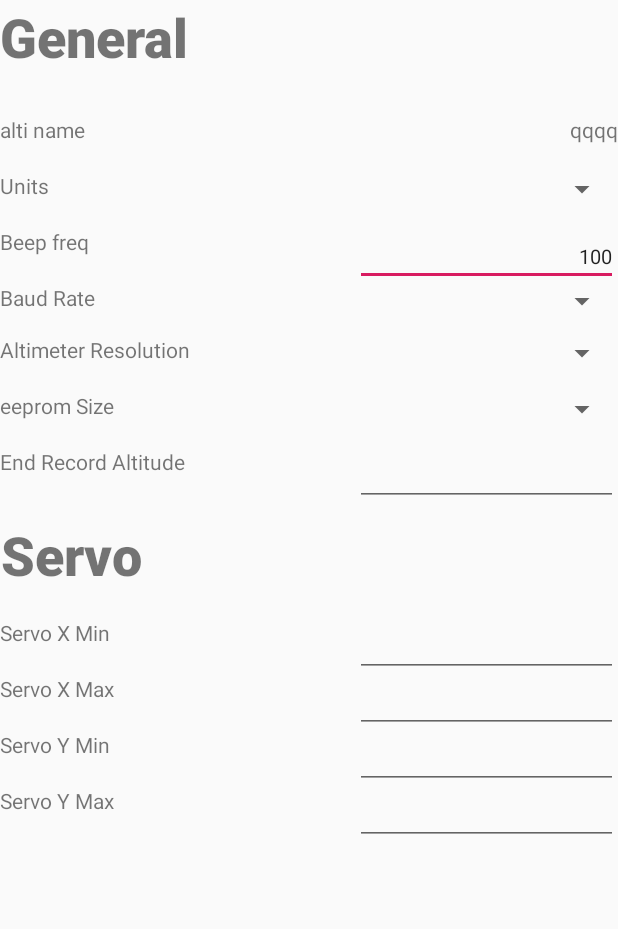
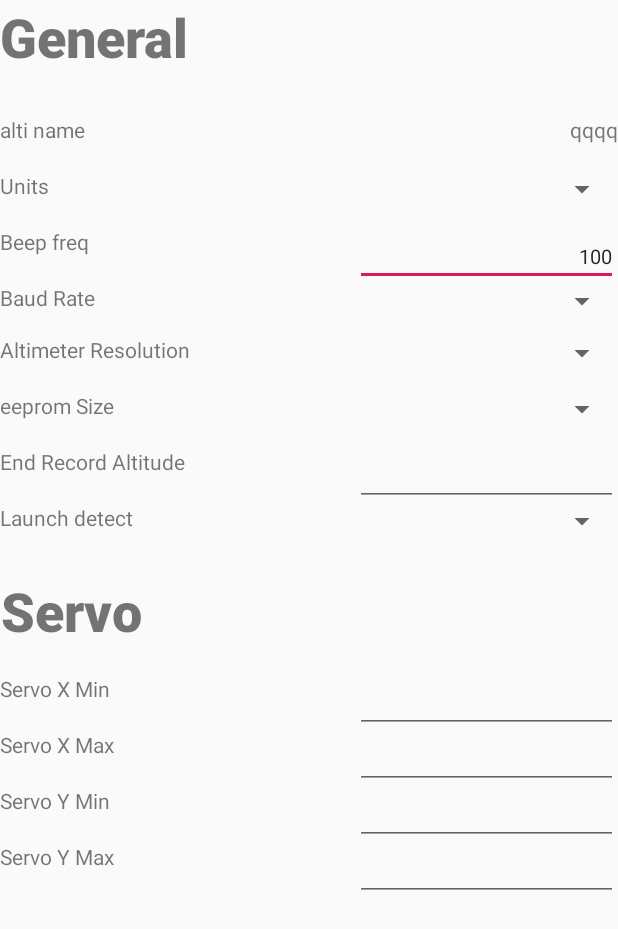
Before and after one commit to bdureau/MotorGimbalConsole, an Android app: the layout tabconfigpart3_fragment.xml on its own in the app's theme, with its tools: preview values and no code run, on a phone screen of 412 x 824 dp. Shown: the top 929 px of the screen. Run offline under Robolectric (Android 15) with nearby library versions, the phone set to English and light mode, and no system bars.

Commit message:
Added launch detect method in config

```diff
--- a/app/src/main/res/layout/tabconfigpart3_fragment.xml
+++ b/app/src/main/res/layout/tabconfigpart3_fragment.xml
@@ -107,7 +107,7 @@
         android:layout_alignParentRight="true"
         android:spinnerMode="dropdown" />
 
-    <TextView
+       <TextView
         android:layout_width="wrap_content"
         android:layout_height="wrap_content"
         android:text="@string/eepromsize"
@@ -146,13 +146,31 @@
         android:textSize="13sp" />
 
     <TextView
+        android:layout_width="wrap_content"
+        android:layout_height="wrap_content"
+        android:text="@string/launch_detect"
+        android:id="@+id/txtViewLaunchDetect"
+        android:layout_marginTop="18dp"
+        android:layout_below="@+id/txtViewEndRecordAltitude"
+        android:layout_alignParentLeft="true"
+        android:layout_alignParentStart="true" />
+
+    <Spinner
+        android:id="@+id/spinnerLaunchDetect"
+        android:layout_width="175dp"
+        android:layout_height="wrap_content"
+        android:layout_alignTop="@+id/txtViewLaunchDetect"
+        android:layout_alignParentRight="true"
+        android:spinnerMode="dropdown" />
+
+    <TextView
         android:id="@+id/txtViewTab3-1Title"
         android:layout_width="wrap_content"
         android:layout_height="wrap_content"
         android:elegantTextHeight="true"
         android:fontFamily="sans-serif-black"
         android:gravity="center_horizontal"
-        android:layout_below="@+id/txtViewEndRecordAltitude"
+        android:layout_below="@+id/txtViewLaunchDetect"
         android:text="@string/servo"
         android:layout_marginTop="28dp"
         android:textSize="36sp" />
--- a/app/src/main/res/values/strings.xml
+++ b/app/src/main/res/values/strings.xml
@@ -70,6 +70,7 @@
     <string name="altimeterresolution">Altimeter Resolution</string>
     <string name="eepromsize">eeprom Size</string>
     <string name="endrecordaltitude">End Record Altitude</string>
+    <string name="launch_detect">Launch detect</string>
     <string name="servo">Servo</string>
     <string name="servo_x_min">Servo X Min</string>
     <string name="servo_x_max">Servo X Max</string>
@@ -84,6 +85,7 @@
     <string name="gyroscopes_deg_s">Gyroscopes (deg/s)</string>
     <string name="accelerometers_m_s_2">Accelerometers (m/s^2)</string>
     <string name="orientation_deg">Orientation (deg)</string>
+    <string name="calibrate_tabconfig">Calibrate</string>
     <!-- app status tab 2-->
     <string name="other_sensors">Other sensors</string>
     <string name="temperature_c">Temperature(C°):</string>
```
Also changed, not shown: app/src/main/java/com/motorgimbalconsole/ConsoleApplication.java (+7 -1 lines), app/src/main/java/com/motorgimbalconsole/ConsoleTabConfigActivity.java (+40 -3 lines), app/src/main/java/com/motorgimbalconsole/GimbalConfigData.java (+11 -0 lines), app/src/main/res/layout/tabconfigpart1_fragment.xml (+8 -1 lines), 1 other file.
